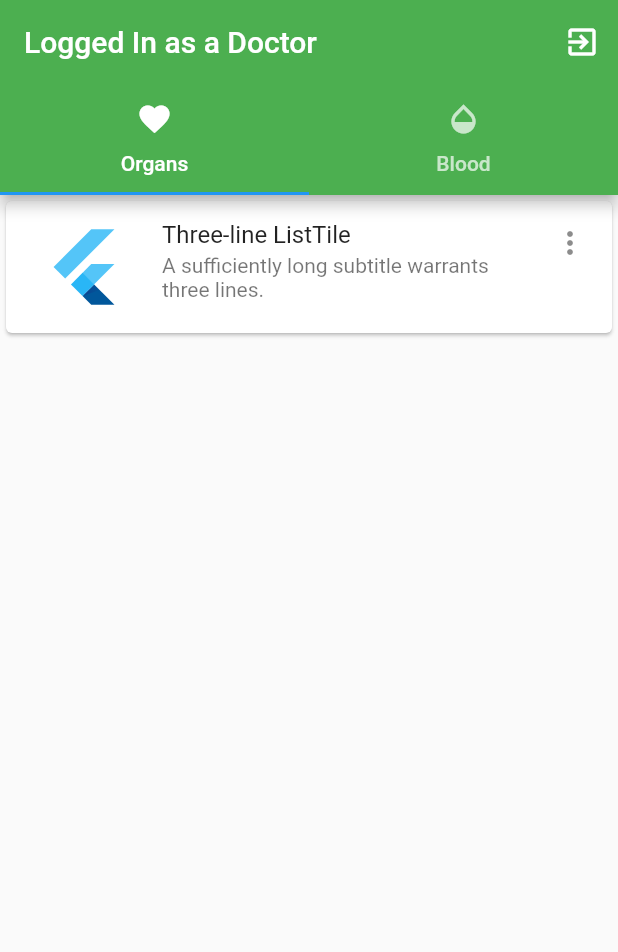
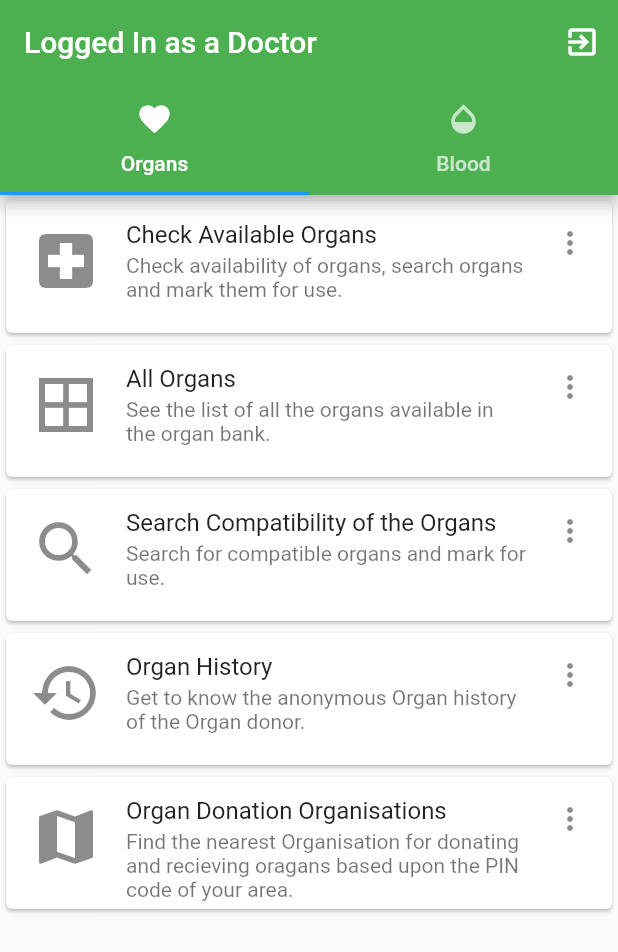
Before and after one commit to underhood31/App-Team-Alpha, a Flutter app: the screen it shows after launch, on a phone screen of 412 x 824 dp. Shown: the top 952 px of the screen. Run offline on Flutter 3.47's test engine with Material 2 defaults, Android fonts, the phone set to English and light mode, and no system bars; missing offline and left inert: mysql1.

Commit message:
Updated UI for doctor, made cards for all the functionalities

```diff
--- a/obds_app/lib/src/doctor.dart
+++ b/obds_app/lib/src/doctor.dart
@@ -37,12 +37,56 @@ class DoctorState extends State<Doctor>{
             //Children for Tab1 ie, Organs
             ListView(
               children: <Widget>[
+                 Card(
+                  child: ListTile(
+                    leading: Icon(Icons.local_hospital,size: 48,),
+                    title: Text('Check Available Organs'),
+                    subtitle: Text(
+                      'Check availability of organs, search organs and mark them for use.'
+                    ),
+                    trailing: Icon(Icons.more_vert),
+                    isThreeLine: true,
+                  ),
+                ),
                 Card(
                   child: ListTile(
-                    leading: FlutterLogo(size: 72.0),
-                    title: Text('Three-line ListTile'),
+                    leading: Icon(Icons.border_all,size: 48,),
+                    title: Text('All Organs'),
                     subtitle: Text(
-                      'A sufficiently long subtitle warrants three lines.'
+                      'See the list of all the organs available in the organ bank.'
+                    ),
+                    trailing: Icon(Icons.more_vert),
+                    isThreeLine: true,
+                  ),
+                ),
+                 Card(
+                  child: ListTile(
+                    leading: Icon(Icons.search,size: 48,),
+                    title: Text('Search Compatibility of the Organs'),
+                    subtitle: Text(
+                      'Search for compatible organs and mark for use.'
+                    ),
+                    trailing: Icon(Icons.more_vert),
+                    isThreeLine: true,
+                  ),
+                ),
+                Card(
+                  child: ListTile(
+                    leading: Icon(Icons.history,size: 48,),
+                    title: Text('Organ History'),
+                    subtitle: Text(
+                      'Get to know the anonymous Organ history of the Organ donor.'
+                    ),
+                    trailing: Icon(Icons.more_vert),
+                    isThreeLine: true,
+                  ),
+                ),
+                Card(
+                  child: ListTile(
+                    leading: Icon(Icons.map,size: 48,),
+                    title: Text('Organ Donation Organisations'),
+                    subtitle: Text(
+                      'Find the nearest Organisation for donating and recieving oragans based upon the PIN code of your area.'
                     ),
                     trailing: Icon(Icons.more_vert),
                     isThreeLine: true,
@@ -55,10 +99,21 @@ class DoctorState extends State<Doctor>{
               children: <Widget>[
                 Card(
                   child: ListTile(
-                    leading: FlutterLogo(size: 72.0),
-                    title: Text('Three-line ListTile'),
+                    leading: Icon(Icons.help,size: 48,),
+                    title: Text('Available blood groups'),
                     subtitle: Text(
-                      'A sufficiently long subtitle warrants three lines.'
+                      'Check availability of the blood groups and know the location where they are present.'
+                    ),
+                    trailing: Icon(Icons.more_vert),
+                    isThreeLine: true,
+                  ),
+                ),
+                Card(
+                  child: ListTile(
+                    leading: Icon(Icons.map,size: 48,),
+                    title: Text('Blood Banks'),
+                    subtitle: Text(
+                      'Find the nearest Blood Bank for donating and recieving blood based upon the PIN code of your area.'
                     ),
                     trailing: Icon(Icons.more_vert),
                     isThreeLine: true,
```
Also changed, not shown: obds_app/assets/favorite-24px.svg (deleted), obds_app/assets/organ_icon.svg (added), obds_app/assets/organ_icon_p.svg (added).
